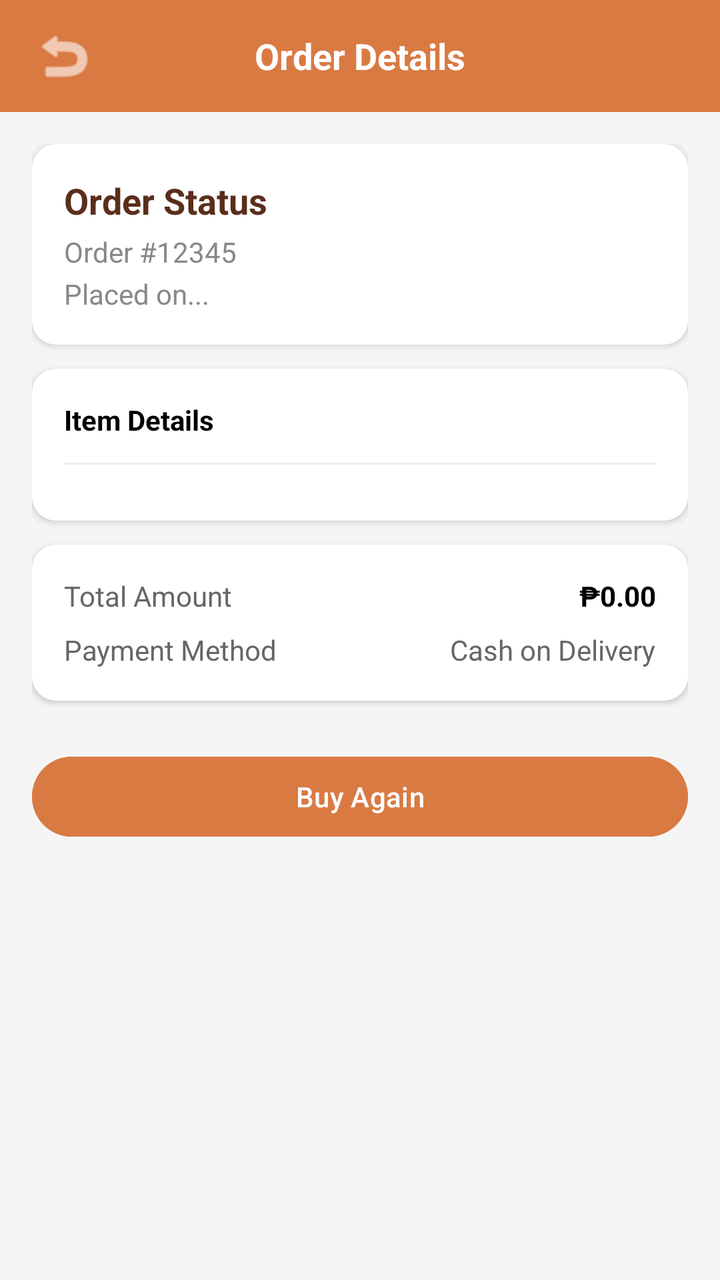
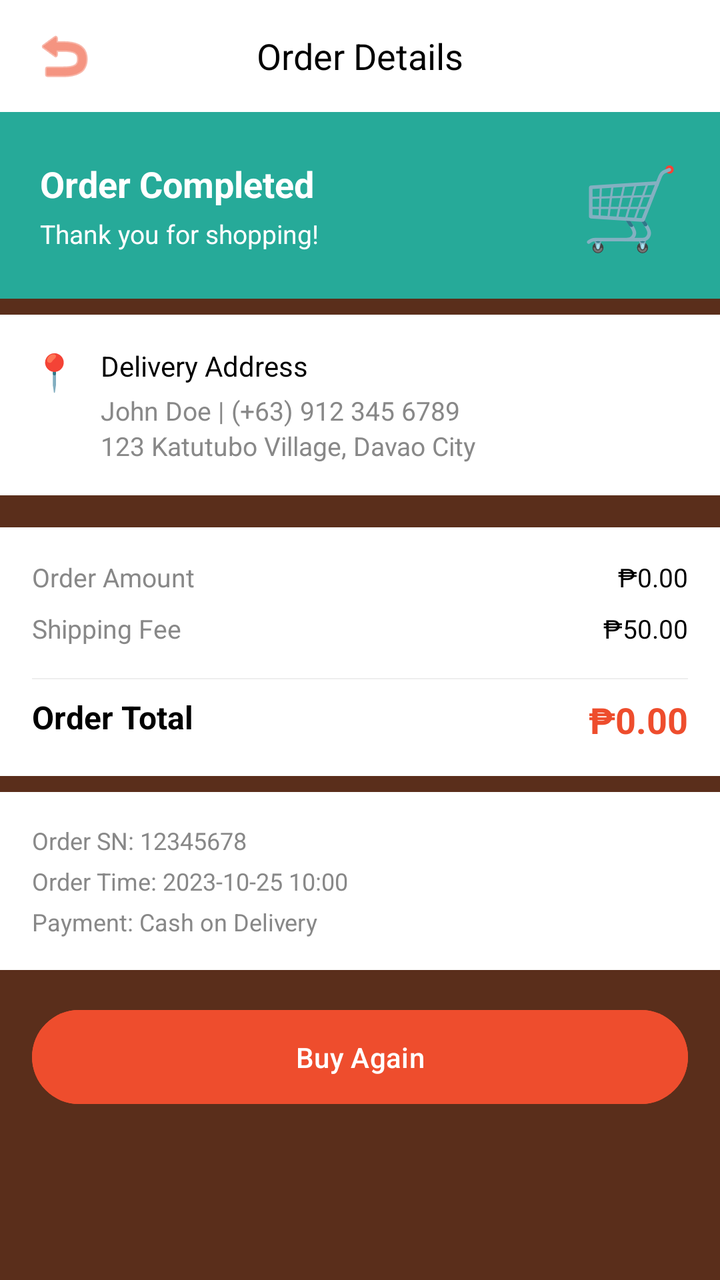

An Android layout rendered at two revisions. The XML below is the earlier revision; the diff shows what the commit changed to produce the second picture.
<!-- AndroidManifest.xml: application theme Theme.Katutubo_F -->
<!-- res/layout/fragment_order_detail.xml -->
<?xml version="1.0" encoding="utf-8"?>
<LinearLayout xmlns:android="http://schemas.android.com/apk/res/android"
    xmlns:app="http://schemas.android.com/apk/res-auto"
    android:layout_width="match_parent"
    android:layout_height="match_parent"
    android:background="#F5F5F5"
    android:orientation="vertical"
    android:clickable="true"
    android:focusable="true">

    
    <RelativeLayout
        android:layout_width="match_parent"
        android:layout_height="56dp"
        android:background="@color/katutubo_orange"
        android:paddingHorizontal="16dp">

        <ImageButton
            android:id="@+id/btn_back"
            android:layout_width="wrap_content"
            android:layout_height="wrap_content"
            android:layout_centerVertical="true"
            android:background="?attr/selectableItemBackgroundBorderless"
            android:src="@android:drawable/ic_menu_revert"
            android:contentDescription="Back"
            app:tint="@color/white" />

        <TextView
            android:layout_width="wrap_content"
            android:layout_height="wrap_content"
            android:layout_centerInParent="true"
            android:text="Order Details"
            android:textColor="@color/white"
            android:textSize="18sp"
            android:textStyle="bold" />
    </RelativeLayout>

    <ScrollView
        android:layout_width="match_parent"
        android:layout_height="match_parent">

        <LinearLayout
            android:layout_width="match_parent"
            android:layout_height="wrap_content"
            android:orientation="vertical"
            android:padding="16dp">

            
            <LinearLayout
                android:layout_width="match_parent"
                android:layout_height="wrap_content"
                android:background="@drawable/rounded_white_bg"
                android:orientation="vertical"
                android:padding="16dp"
                android:elevation="2dp">

                <TextView
                    android:id="@+id/tv_order_status"
                    android:layout_width="wrap_content"
                    android:layout_height="wrap_content"
                    android:text="Order Status"
                    android:textColor="@color/katutubo_brown"
                    android:textSize="18sp"
                    android:textStyle="bold" />

                <TextView
                    android:id="@+id/tv_order_id"
                    android:layout_width="wrap_content"
                    android:layout_height="wrap_content"
                    android:layout_marginTop="4dp"
                    android:text="Order #12345"
                    android:textColor="#888888"
                    android:textSize="14sp" />

                <TextView
                    android:id="@+id/tv_order_time"
                    android:layout_width="wrap_content"
                    android:layout_height="wrap_content"
                    android:layout_marginTop="2dp"
                    android:text="Placed on..."
                    android:textColor="#888888"
                    android:textSize="14sp" />
            </LinearLayout>

            
            <LinearLayout
                android:id="@+id/card_cancellation"
                android:layout_width="match_parent"
                android:layout_height="wrap_content"
                android:layout_marginTop="12dp"
                android:background="@drawable/rounded_white_bg"
                android:orientation="vertical"
                android:padding="16dp"
                android:elevation="2dp"
                android:visibility="gone">

                <TextView
                    android:layout_width="wrap_content"
                    android:layout_height="wrap_content"
                    android:text="Cancellation Info"
                    android:textColor="#FF0000"
                    android:textStyle="bold" />

                <TextView
                    android:id="@+id/tv_cancel_reason"
                    android:layout_width="wrap_content"
                    android:layout_height="wrap_content"
                    android:layout_marginTop="8dp"
                    android:text="Reason goes here"
                    android:textColor="#666666" />
            </LinearLayout>

            
            <LinearLayout
                android:layout_width="match_parent"
                android:layout_height="wrap_content"
                android:layout_marginTop="12dp"
                android:background="@drawable/rounded_white_bg"
                android:orientation="vertical"
                android:padding="16dp"
                android:elevation="2dp">

                <TextView
                    android:layout_width="wrap_content"
                    android:layout_height="wrap_content"
                    android:text="Item Details"
                    android:textColor="@color/black"
                    android:textStyle="bold" />

                <View
                    android:layout_width="match_parent"
                    android:layout_height="1dp"
                    android:layout_marginVertical="12dp"
                    android:background="#EEEEEE" />

                <LinearLayout
                    android:id="@+id/items_container"
                    android:layout_width="match_parent"
                    android:layout_height="wrap_content"
                    android:orientation="vertical" />
            </LinearLayout>

            
            <LinearLayout
                android:layout_width="match_parent"
                android:layout_height="wrap_content"
                android:layout_marginTop="12dp"
                android:background="@drawable/rounded_white_bg"
                android:orientation="vertical"
                android:padding="16dp"
                android:elevation="2dp">

                <RelativeLayout
                    android:layout_width="match_parent"
                    android:layout_height="wrap_content">
                    <TextView
                        android:layout_width="wrap_content"
                        android:layout_height="wrap_content"
                        android:text="Total Amount"
                        android:textColor="#666666" />
                    <TextView
                        android:id="@+id/tv_total_amount"
                        android:layout_width="wrap_content"
                        android:layout_height="wrap_content"
                        android:layout_alignParentEnd="true"
                        android:text="₱0.00"
                        android:textColor="@color/black"
                        android:textStyle="bold" />
                </RelativeLayout>

                <RelativeLayout
                    android:layout_width="match_parent"
                    android:layout_height="wrap_content"
                    android:layout_marginTop="8dp">
                    <TextView
                        android:layout_width="wrap_content"
                        android:layout_height="wrap_content"
                        android:text="Payment Method"
                        android:textColor="#666666" />
                    <TextView
                        android:id="@+id/tv_payment_method"
                        android:layout_width="wrap_content"
                        android:layout_height="wrap_content"
                        android:layout_alignParentEnd="true"
                        android:text="Cash on Delivery"
                        android:textColor="#666666" />
                </RelativeLayout>
            </LinearLayout>

            <Button
                android:id="@+id/btn_action"
                android:layout_width="match_parent"
                android:layout_height="wrap_content"
                android:layout_marginTop="24dp"
                android:backgroundTint="@color/katutubo_orange"
                android:text="Buy Again"
                android:textColor="@color/white" />

        </LinearLayout>
    </ScrollView>
</LinearLayout>
<!-- resources referenced by this layout -->
<resources>
  <color name="black">#000000</color>
  <color name="katutubo_brown">#5A2E1B</color>
  <color name="katutubo_orange">#D97A43</color>
  <color name="white">#FFFFFF</color>
  <!-- drawable rounded_white_bg (drawable) -->
  <?xml version="1.0" encoding="utf-8"?>
  <shape xmlns:android="http://schemas.android.com/apk/res/android">
      <solid android:color="@color/white" />
      <corners android:radius="12dp" />
  </shape>
  <style name="Theme.Katutubo_F" parent="Base.Theme.Katutubo_F">
          
          <item name="bottomNavigationStyle">@style/Widget.App.BottomNavigationView</item>
      </style>
  <style name="Base.Theme.Katutubo_F" parent="Theme.Material3.DayNight.NoActionBar">
          
      </style>
  <style name="Widget.App.BottomNavigationView" parent="Widget.Material3.BottomNavigationView">
          
          <item name="materialThemeOverlay">@style/ThemeOverlay.App.BottomNavigation</item>
      </style>
  <style name="ThemeOverlay.App.BottomNavigation" parent="">
          
          <item name="colorSecondaryContainer">#EFEBE9</item>
      </style>
</resources>

<!-- the commit's change to res/layout/fragment_order_detail.xml (unified diff, before → after) -->
@@ -3,7 +3,7 @@
     xmlns:app="http://schemas.android.com/apk/res-auto"
     android:layout_width="match_parent"
     android:layout_height="match_parent"
-    android:background="#F5F5F5"
+    android:background="@color/katutubo_brown"
     android:orientation="vertical"
     android:clickable="true"
     android:focusable="true">
@@ -12,7 +12,7 @@
     <RelativeLayout
         android:layout_width="match_parent"
         android:layout_height="56dp"
-        android:background="@color/katutubo_orange"
+        android:background="@color/white"
         android:paddingHorizontal="16dp">
 
         <ImageButton
@@ -23,16 +23,15 @@
             android:background="?attr/selectableItemBackgroundBorderless"
             android:src="@android:drawable/ic_menu_revert"
             android:contentDescription="Back"
-            app:tint="@color/white" />
+            app:tint="#EE4D2D" />
 
         <TextView
             android:layout_width="wrap_content"
             android:layout_height="wrap_content"
             android:layout_centerInParent="true"
             android:text="Order Details"
-            android:textColor="@color/white"
-            android:textSize="18sp"
-            android:textStyle="bold" />
+            android:textColor="@color/black"
+            android:textSize="18sp" />
     </RelativeLayout>
 
     <ScrollView
@@ -42,158 +41,173 @@
         <LinearLayout
             android:layout_width="match_parent"
             android:layout_height="wrap_content"
-            android:orientation="vertical"
-            android:padding="16dp">
-
-            
-            <LinearLayout
-                android:layout_width="match_parent"
-                android:layout_height="wrap_content"
-                android:background="@drawable/rounded_white_bg"
-                android:orientation="vertical"
+            android:orientation="vertical">
+
+            
+            <LinearLayout
+                android:layout_width="match_parent"
+                android:layout_height="wrap_content"
+                android:background="#26AA99"
+                android:orientation="horizontal"
+                android:padding="20dp"
+                android:gravity="center_vertical">
+
+                <LinearLayout
+                    android:layout_width="0dp"
+                    android:layout_height="wrap_content"
+                    android:layout_weight="1"
+                    android:orientation="vertical">
+                    <TextView
+                        android:id="@+id/tv_order_status"
+                        android:layout_width="wrap_content"
+                        android:layout_height="wrap_content"
+                        android:text="Order Completed"
+                        android:textColor="@color/white"
+                        android:textSize="18sp"
+                        android:textStyle="bold" />
+                    <TextView
+                        android:layout_width="wrap_content"
+                        android:layout_height="wrap_content"
+                        android:layout_marginTop="4dp"
+                        android:text="Thank you for shopping!"
+                        android:textColor="@color/white"
+                        android:textSize="13sp" />
+                </LinearLayout>
+
+                <TextView
+                    android:layout_width="wrap_content"
+                    android:layout_height="wrap_content"
+                    android:text="🛒"
+                    android:textSize="40sp" />
+            </LinearLayout>
+
+            
+            <LinearLayout
+                android:layout_width="match_parent"
+                android:layout_height="wrap_content"
+                android:background="@color/white"
+                android:orientation="horizontal"
                 android:padding="16dp"
-                android:elevation="2dp">
-
-                <TextView
-                    android:id="@+id/tv_order_status"
+                android:layout_marginTop="8dp">
+                <TextView
                     android:layout_width="wrap_content"
                     android:layout_height="wrap_content"
-                    android:text="Order Status"
-                    android:textColor="@color/katutubo_brown"
+                    android:text="📍"
                     android:textSize="18sp"
-                    android:textStyle="bold" />
-
-                <TextView
-                    android:id="@+id/tv_order_id"
+                    android:layout_marginEnd="12dp"/>
+                <LinearLayout
+                    android:layout_width="match_parent"
+                    android:layout_height="wrap_content"
+                    android:orientation="vertical">
+                    <TextView
+                        android:layout_width="wrap_content"
+                        android:layout_height="wrap_content"
+                        android:text="Delivery Address"
+                        android:textColor="@color/black"
+                        android:textSize="14sp" />
+                    <TextView
+                        android:layout_width="wrap_content"
+                        android:layout_height="wrap_content"
+                        android:layout_marginTop="4dp"
+                        android:text="John Doe | (+63) 912 345 6789"
+                        android:textColor="#888888"
+                        android:textSize="13sp" />
+                    <TextView
+                        android:layout_width="wrap_content"
+                        android:layout_height="wrap_content"
+                        android:text="123 Katutubo Village, Davao City"
+                        android:textColor="#888888"
+                        android:textSize="13sp" />
+                </LinearLayout>
+            </LinearLayout>
+
+            
+            <LinearLayout
+                android:id="@+id/items_container"
+                android:layout_width="match_parent"
+                android:layout_height="wrap_content"
+                android:background="@color/white"
+                android:orientation="vertical"
+                android:layout_marginTop="8dp" />
+
+            
+            <LinearLayout
+                android:id="@+id/card_cancellation"
+                android:layout_width="match_parent"
+                android:layout_height="wrap_content"
+                android:background="@color/white"
+                android:layout_marginTop="8dp"
+                android:orientation="vertical"
+                android:padding="16dp"
+                android:visibility="gone">
+
+                <TextView
                     android:layout_width="wrap_content"
                     android:layout_height="wrap_content"
-                    android:layout_marginTop="4dp"
-                    android:text="Order #12345"
+                    android:text="@string/cancellation_details"
+                    android:textColor="#EE4D2D"
+                    android:textStyle="bold"
+                    android:textSize="14sp"
+                    android:layout_marginBottom="8dp"/>
+
+                <TextView
+                    android:id="@+id/tv_cancellation_reason"
+                    android:layout_width="match_parent"
+                    android:layout_height="wrap_content"
+                    android:text="@string/default_cancellation_reason"
                     android:textColor="#888888"
-                    android:textSize="14sp" />
-
-                <TextView
-                    android:id="@+id/tv_order_time"
-                    android:layout_width="wrap_content"
-                    android:layout_height="wrap_content"
-                    android:layout_marginTop="2dp"
-                    android:text="Placed on..."
-                    android:textColor="#888888"
-                    android:textSize="14sp" />
-            </LinearLayout>
-
-            
-            <LinearLayout
-                android:id="@+id/card_cancellation"
-                android:layout_width="match_parent"
-                android:layout_height="wrap_content"
-                android:layout_marginTop="12dp"
-                android:background="@drawable/rounded_white_bg"
-                android:orientation="vertical"
-                android:padding="16dp"
-                android:elevation="2dp"
-                android:visibility="gone">
-
-                <TextView
-                    android:layout_width="wrap_content"
-                    android:layout_height="wrap_content"
-                    android:text="Cancellation Info"
-                    android:textColor="#FF0000"
-                    android:textStyle="bold" />
-
-                <TextView
-                    android:id="@+id/tv_cancel_reason"
-                    android:layout_width="wrap_content"
-                    android:layout_height="wrap_content"
-                    android:layout_marginTop="8dp"
-                    android:text="Reason goes here"
-                    android:textColor="#666666" />
-            </LinearLayout>
-
-            
-            <LinearLayout
-                android:layout_width="match_parent"
-                android:layout_height="wrap_content"
-                android:layout_marginTop="12dp"
-                android:background="@drawable/rounded_white_bg"
-                android:orientation="vertical"
-                android:padding="16dp"
-                android:elevation="2dp">
-
-                <TextView
-                    android:layout_width="wrap_content"
-                    android:layout_height="wrap_content"
-                    android:text="Item Details"
-                    android:textColor="@color/black"
-                    android:textStyle="bold" />
-
-                <View
-                    android:layout_width="match_parent"
-                    android:layout_height="1dp"
-                    android:layout_marginVertical="12dp"
-                    android:background="#EEEEEE" />
-
-                <LinearLayout
-                    android:id="@+id/items_container"
-                    android:layout_width="match_parent"
-                    android:layout_height="wrap_content"
-                    android:orientation="vertical" />
-            </LinearLayout>
-
-            
-            <LinearLayout
-                android:layout_width="match_parent"
-                android:layout_height="wrap_content"
-                android:layout_marginTop="12dp"
-                android:background="@drawable/rounded_white_bg"
-                android:orientation="vertical"
-                android:padding="16dp"
-                android:elevation="2dp">
-
-                <RelativeLayout
-                    android:layout_width="match_parent"
-                    android:layout_height="wrap_content">
-                    <TextView
-                        android:layout_width="wrap_content"
-                        android:layout_height="wrap_content"
-                        android:text="Total Amount"
-                        android:textColor="#666666" />
-                    <TextView
-                        android:id="@+id/tv_total_amount"
-                        android:layout_width="wrap_content"
-                        android:layout_height="wrap_content"
-                        android:layout_alignParentEnd="true"
-                        android:text="₱0.00"
-                        android:textColor="@color/black"
-                        android:textStyle="bold" />
+                    android:textSize="13sp" />
+            </LinearLayout>
+
+            
+            <LinearLayout
+                android:layout_width="match_parent"
+                android:layout_height="wrap_content"
+                android:background="@color/white"
+                android:layout_marginTop="8dp"
+                android:orientation="vertical"
+                android:padding="16dp">
+
+                <RelativeLayout android:layout_width="match_parent" android:layout_height="wrap_content" android:layout_marginBottom="8dp">
+                    <TextView android:layout_width="wrap_content" android:layout_height="wrap_content" android:text="Order Amount" android:textColor="#888888" android:textSize="13sp" />
+                    <TextView android:id="@+id/tv_total_amount" android:layout_width="wrap_content" android:layout_height="wrap_content" android:layout_alignParentEnd="true" android:text="₱0.00" android:textColor="@color/black" android:textSize="13sp" />
                 </RelativeLayout>
 
-                <RelativeLayout
-                    android:layout_width="match_parent"
-                    android:layout_height="wrap_content"
-                    android:layout_marginTop="8dp">
-                    <TextView
-                        android:layout_width="wrap_content"
-                        android:layout_height="wrap_content"
-                        android:text="Payment Method"
-                        android:textColor="#666666" />
-                    <TextView
-                        android:id="@+id/tv_payment_method"
-                        android:layout_width="wrap_content"
-                        android:layout_height="wrap_content"
-                        android:layout_alignParentEnd="true"
-                        android:text="Cash on Delivery"
-                        android:textColor="#666666" />
+                <RelativeLayout android:layout_width="match_parent" android:layout_height="wrap_content" android:layout_marginBottom="8dp">
+                    <TextView android:layout_width="wrap_content" android:layout_height="wrap_content" android:text="Shipping Fee" android:textColor="#888888" android:textSize="13sp" />
+                    <TextView android:layout_width="wrap_content" android:layout_height="wrap_content" android:layout_alignParentEnd="true" android:text="₱50.00" android:textColor="@color/black" android:textSize="13sp" />
                 </RelativeLayout>
+
+                <View android:layout_width="match_parent" android:layout_height="0.5dp" android:background="#EEEEEE" android:layout_marginVertical="8dp"/>
+
+                <RelativeLayout android:layout_width="match_parent" android:layout_height="wrap_content">
+                    <TextView android:layout_width="wrap_content" android:layout_height="wrap_content" android:text="Order Total" android:textColor="@color/black" android:textSize="16sp" android:textStyle="bold" />
+                    <TextView android:layout_width="wrap_content" android:layout_height="wrap_content" android:layout_alignParentEnd="true" android:text="₱0.00" android:textColor="#EE4D2D" android:textSize="18sp" android:textStyle="bold" />
+                </RelativeLayout>
+            </LinearLayout>
+
+            
+            <LinearLayout
+                android:layout_width="match_parent"
+                android:layout_height="wrap_content"
+                android:background="@color/white"
+                android:layout_marginTop="8dp"
+                android:orientation="vertical"
+                android:padding="16dp">
+
+                <TextView android:id="@+id/tv_order_id" android:layout_width="wrap_content" android:layout_height="wrap_content" android:text="Order SN: 12345678" android:textColor="#888888" android:textSize="12sp" android:layout_marginBottom="4dp"/>
+                <TextView android:id="@+id/tv_order_time" android:layout_width="wrap_content" android:layout_height="wrap_content" android:text="Order Time: 2023-10-25 10:00" android:textColor="#888888" android:textSize="12sp" android:layout_marginBottom="4dp"/>
+                <TextView android:id="@+id/tv_payment_method" android:layout_width="wrap_content" android:layout_height="wrap_content" android:text="Payment: Cash on Delivery" android:textColor="#888888" android:textSize="12sp"/>
             </LinearLayout>
 
             <Button
                 android:id="@+id/btn_action"
                 android:layout_width="match_parent"
-                android:layout_height="wrap_content"
-                android:layout_marginTop="24dp"
-                android:backgroundTint="@color/katutubo_orange"
+                android:layout_height="55dp"
+                android:layout_margin="16dp"
+                android:backgroundTint="#EE4D2D"
                 android:text="Buy Again"
+                android:textAllCaps="false"
                 android:textColor="@color/white" />
 
         </LinearLayout>
<!-- resource entries referenced after the edit -->
@@ -2,20 +2,18 @@
 <resources>
   <color name="black">#000000</color>
   <color name="katutubo_brown">#5A2E1B</color>
-  <color name="katutubo_orange">#D97A43</color>
   <color name="white">#FFFFFF</color>
-  <!-- drawable rounded_white_bg (drawable) -->
-  <?xml version="1.0" encoding="utf-8"?>
-  <shape xmlns:android="http://schemas.android.com/apk/res/android">
-      <solid android:color="@color/white" />
-      <corners android:radius="12dp" />
-  </shape>
+  <string name="cancellation_details">Cancellation Details</string>
+  <string name="default_cancellation_reason">Changed my mind</string>
   <style name="Theme.Katutubo_F" parent="Base.Theme.Katutubo_F">
           
           <item name="bottomNavigationStyle">@style/Widget.App.BottomNavigationView</item>
       </style>
-  <style name="Base.Theme.Katutubo_F" parent="Theme.Material3.DayNight.NoActionBar">
+  <style name="Base.Theme.Katutubo_F" parent="Theme.Material3.Light.NoActionBar">
           
+          <item name="android:windowBackground">@color/white</item>
+          <item name="colorSurface">@color/white</item>
+          <item name="colorOnSurface">@color/black</item>
       </style>
   <style name="Widget.App.BottomNavigationView" parent="Widget.Material3.BottomNavigationView">
           
